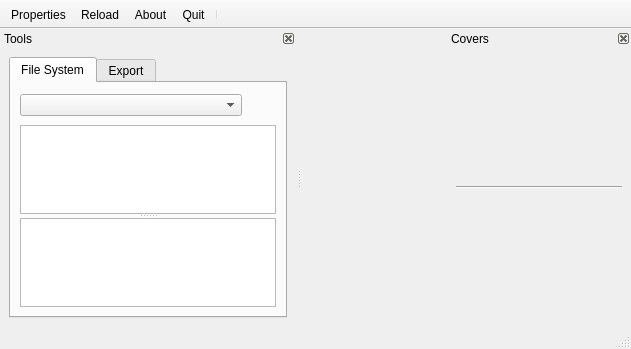
This is qwbfs/src/UIMain.ui in amestica/qwbfs as Qt 5 draws it before an edit. The edited form follows.
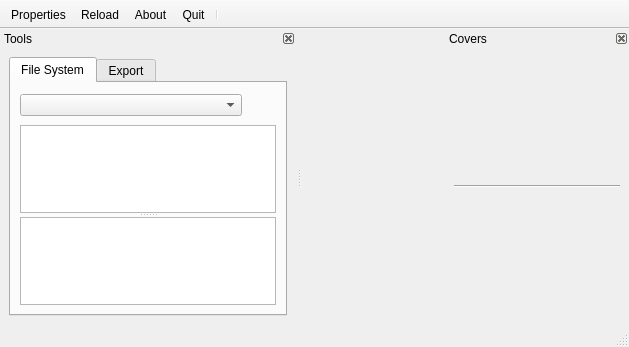
This is the edited form. Icons and pictures are not drawn. Custom widgets are drawn as their Qt base class.

What changed in the file:
```diff
--- a/qwbfs/src/UIMain.ui
+++ b/qwbfs/src/UIMain.ui
@@ -6,8 +6,8 @@
    <rect>
     <x>0</x>
     <y>0</y>
-    <width>631</width>
-    <height>349</height>
+    <width>629</width>
+    <height>347</height>
    </rect>
   </property>
   <property name="iconSize">
```
Left out of the diff: 8 changed lines with no effect on the pictures.
